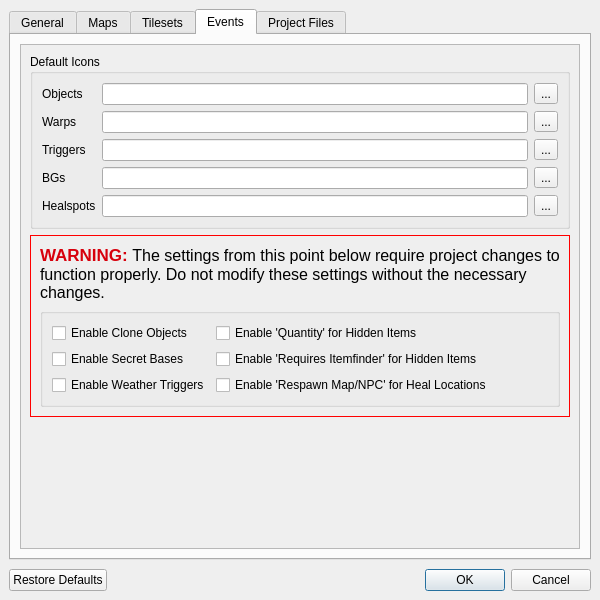
This is forms/projectsettingseditor.ui in huderlem/porymap as Qt 5 draws it before an edit. The edited form follows.
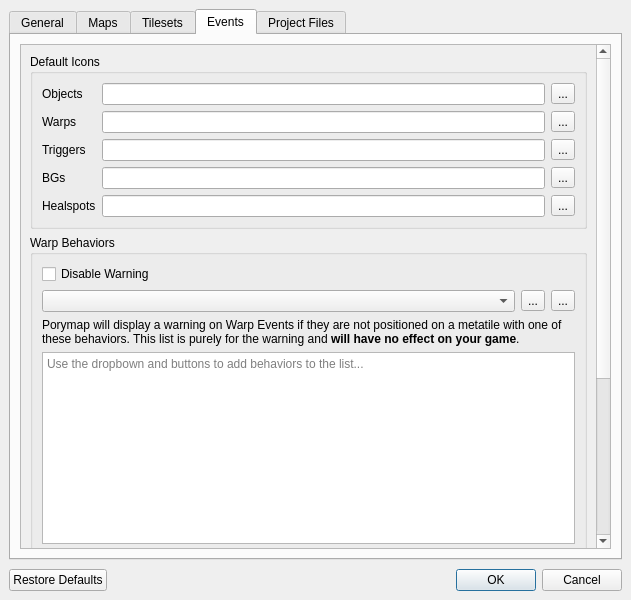
This is the edited form. The open tabs and pages were chosen to show the change. Icons and pictures are not drawn. Custom widgets are drawn as their Qt base class.

Commit message: Add warp behavior list to settings

What changed in the file:
```diff
--- a/forms/projectsettingseditor.ui
+++ b/forms/projectsettingseditor.ui
@@ -6,7 +6,7 @@
    <rect>
     <x>0</x>
     <y>0</y>
-    <width>600</width>
+    <width>631</width>
     <height>600</height>
    </rect>
   </property>
@@ -1007,7 +1007,7 @@
              <x>0</x>
              <y>0</y>
              <width>559</width>
-             <height>490</height>
+             <height>827</height>
             </rect>
            </property>
            <layout class="QVBoxLayout" name="verticalLayout_8">
@@ -1160,6 +1160,82 @@
               </layout>
              </widget>
             </item>
+            <item>
+             <widget class="QGroupBox" name="groupBox_WarpBehaviors">
+              <property name="title">
+               <string>Warp Behaviors</string>
+              </property>
+              <layout class="QGridLayout" name="gridLayout_9">
+               <item row="1" column="2">
+                <widget class="QToolButton" name="button_RemoveWarpBehavior">
+                 <property name="toolTip">
+                  <string>Remove the current text from the list</string>
+                 </property>
+                 <property name="text">
+                  <string>...</string>
+                 </property>
+                 <property name="icon">
+                  <iconset resource="../resources/images.qrc">
+                   <normaloff>:/icons/delete.ico</normaloff>:/icons/delete.ico</iconset>
+                 </property>
+                </widget>
+               </item>
+               <item row="3" column="0" colspan="3">
+                <widget class="QLabel" name="label_WarpBehaviors">
+                 <property name="text">
+                  <string>&lt;html&gt;&lt;head/&gt;&lt;body&gt;&lt;p&gt;Porymap will display a warning on Warp Events if they are not positioned on a metatile with one of these behaviors. This list is purely for the warning and &lt;b&gt;will have no effect on your game&lt;/b&gt;.&lt;/p&gt;&lt;/body&gt;&lt;/html&gt;</string>
+                 </property>
+                 <property name="wordWrap">
+                  <bool>true</bool>
+                 </property>
+                </widget>
+               </item>
+               <item row="0" column="0" colspan="3">
+                <widget class="QCheckBox" name="checkBox_DisableWarning">
+                 <property name="toolTip">
+                  <string>If checked, Warp Events will not display a warning about incompatible metatile behaviors</string>
+                 </property>
+                 <property name="text">
+                  <string>Disable Warning</string>
+                 </property>
+                </widget>
+               </item>
+               <item row="1" column="0">
+                <widget class="NoScrollComboBox" name="comboBox_WarpBehaviors"/>
+               </item>
+               <item row="4" column="0" colspan="3">
+                <widget class="QTextEdit" name="textEdit_WarpBehaviors">
+                 <property name="toolTip">
+                  <string>Metatile Behaviors on this list won't trigger warnings for Warp Events</string>
+                 </property>
+                 <property name="readOnly">
+                  <bool>true</bool>
+                 </property>
+                 <property name="textInteractionFlags">
+                  <set>Qt::NoTextInteraction</set>
+                 </property>
+                 <property name="placeholderText">
+                  <string>Use the dropbown and buttons to add behaviors to the list...</string>
+                 </property>
+                </widget>
+               </item>
+               <item row="1" column="1">
+                <widget class="QToolButton" name="button_AddWarpBehavior">
+                 <property name="toolTip">
+                  <string>Add the current text to the list</string>
+                 </property>
+                 <property name="text">
+                  <string>...</string>
+                 </property>
+                 <property name="icon">
+                  <iconset resource="../resources/images.qrc">
+                   <normaloff>:/icons/add.ico</normaloff>:/icons/add.ico</iconset>
+                 </property>
+                </widget>
+               </item>
+              </layout>
+             </widget>
+            </item>
             <item>
              <widget class="QFrame" name="frame_WarningEventsTab">
               <property name="styleSheet">
```
Left out of the diff: 12 changed lines with no effect on the pictures. The commit also changes 11 other files.
